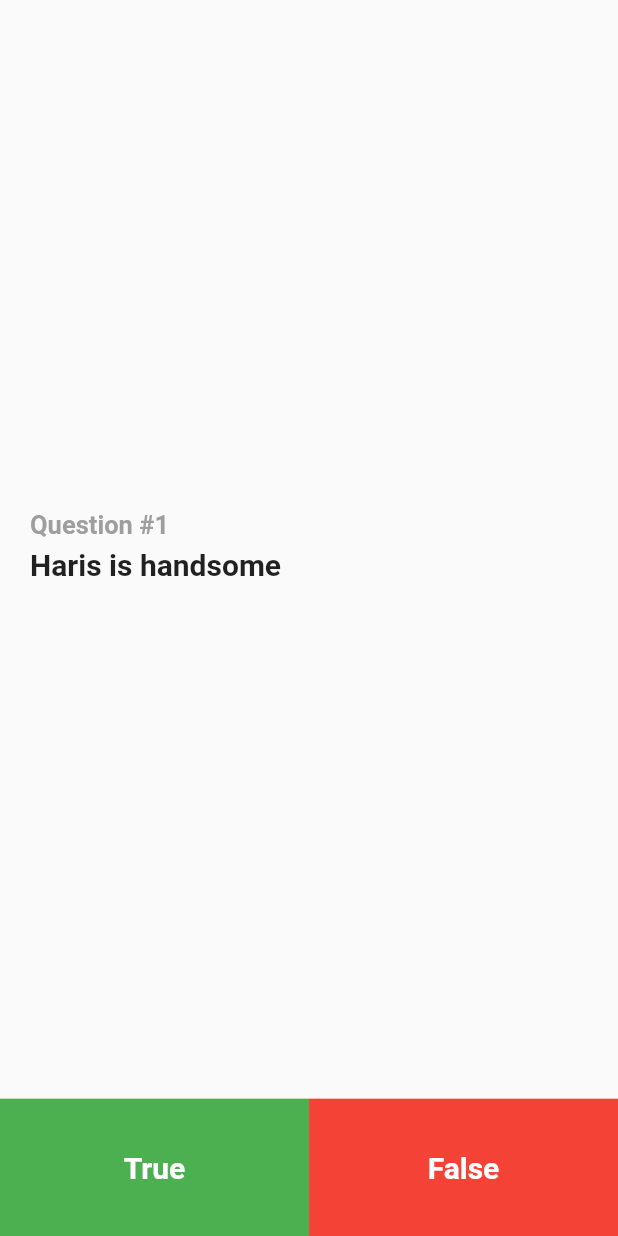
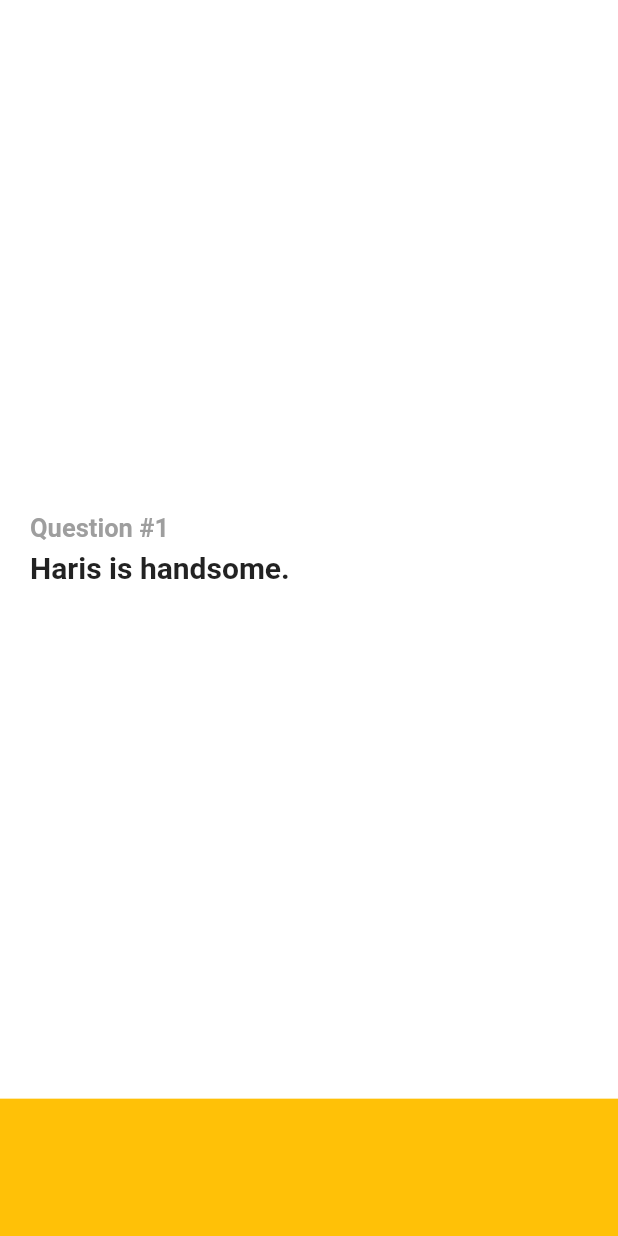
Before and after one commit to happyharis/ntu-flutter-workshop-2021, a Flutter app: the screen it shows after launch, on a phone screen of 412 x 824 dp. Run offline on Flutter 3.47's test engine with Material 2 defaults, Android fonts, the phone set to English and light mode, and no system bars.

Commit message:
Add first part of tutorial

```diff
--- a/quiz_app/lib/main.dart
+++ b/quiz_app/lib/main.dart
@@ -25,130 +25,37 @@ class QuizPage extends StatefulWidget {
 }
 
 class _QuizPageState extends State<QuizPage> {
-  final questions = [
-    Question('Haris is handsome', true, 1),
-    Question('Flutter is easy', false, 2),
-    Question("I'm hungry", true, 3),
-  ];
-
-  bool haveAnswered = false;
-  bool? chosenAnswer;
-  int currentQuestionIndex = 0;
-
   @override
   Widget build(BuildContext context) {
-    Question currentQuestion = questions[currentQuestionIndex];
-
     return Scaffold(
       body: Column(children: <Widget>[
-        QuizBody(question: currentQuestion, chosenAnswer: chosenAnswer),
-        if (haveAnswered)
-          AnswerButton(
-            onTap: () {
-              setState(() {
-                haveAnswered = false;
-                chosenAnswer = null;
-                currentQuestionIndex =
-                    (currentQuestionIndex + 1) % questions.length;
-              });
-            },
-            text: 'Next Question',
-            color: Colors.grey.shade800,
-          ),
-        if (!haveAnswered)
-          Expanded(
-            flex: 1,
-            child: Row(
-              children: [
-                AnswerButton(
-                  onTap: () {
-                    setState(() {
-                      chosenAnswer = true;
-                      haveAnswered = true;
-                    });
-                  },
-                  text: 'True',
-                  color: Colors.green,
-                ),
-                AnswerButton(
-                  onTap: () {
-                    setState(() {
-                      chosenAnswer = false;
-                      haveAnswered = true;
-                    });
-                  },
-                  text: 'False',
-                  color: Colors.red,
-                ),
-              ],
-            ),
-          ),
+        QuizBody(),
+        Expanded(flex: 1, child: Container(color: Colors.amber)),
       ]),
     );
   }
 }
 
-class AnswerButton extends StatelessWidget {
-  const AnswerButton({
+class QuizBody extends StatelessWidget {
+  const QuizBody({
     Key? key,
-    required this.onTap,
-    required this.text,
-    required this.color,
   }) : super(key: key);
-
-  final Function() onTap;
-  final String text;
-  final Color color;
 
   @override
   Widget build(BuildContext context) {
-    return Expanded(
-      child: Ink(
-        color: color,
-        child: InkWell(
-          onTap: onTap,
-          child: Center(
-            child: Text(
-              text,
-              style: TextStyle(
-                fontWeight: FontWeight.bold,
-                fontSize: 20,
-                color: Colors.white,
-              ),
-            ),
-          ),
-        ),
-      ),
-    );
-  }
-}
-
-class QuizBody extends StatelessWidget {
-  final Question question;
-  const QuizBody({
-    Key? key,
-    required this.question,
-    required this.chosenAnswer,
-  }) : super(key: key);
-
-  final bool? chosenAnswer;
-
-  @override
-  Widget build(BuildContext context) {
-    final isCorrect = chosenAnswer != null && chosenAnswer == question.answer;
-    final isWrong = chosenAnswer != null && chosenAnswer != question.answer;
-    final youChooseText = "You chose $chosenAnswer. ";
+    final screenWidth = MediaQuery.of(context).size.width;
     return Expanded(
       flex: 8,
       child: Container(
         padding: EdgeInsets.only(left: 20),
-        width: MediaQuery.of(context).size.width,
+        width: screenWidth,
+        color: Colors.white,
         child: Column(
           mainAxisAlignment: MainAxisAlignment.center,
           crossAxisAlignment: CrossAxisAlignment.start,
-          children: [
+          children: <Widget>[
             Text(
-              "Question #${question.id}",
+              "Question #1",
               style: TextStyle(
                 fontSize: 17,
                 fontWeight: FontWeight.bold,
@@ -157,42 +64,15 @@ class QuizBody extends StatelessWidget {
             ),
             SizedBox(height: 5),
             Text(
-              question.text,
+              'Haris is handsome.',
               style: TextStyle(
                 fontSize: 20,
                 fontWeight: FontWeight.bold,
               ),
             ),
-            SizedBox(height: 5),
-            if (isCorrect)
-              Text(
-                youChooseText + 'Correct!',
-                style: TextStyle(
-                  fontSize: 17,
-                  fontWeight: FontWeight.bold,
-                  color: Colors.green,
-                ),
-              ),
-            if (isWrong)
-              Text(
-                youChooseText + 'Wrong!',
-                style: TextStyle(
-                  fontSize: 17,
-                  fontWeight: FontWeight.bold,
-                  color: Colors.red,
-                ),
-              ),
           ],
         ),
       ),
     );
   }
 }
-
-class Question {
-  final String text;
-  final bool answer;
-  final int id;
-
-  Question(this.text, this.answer, this.id);
-}
```
